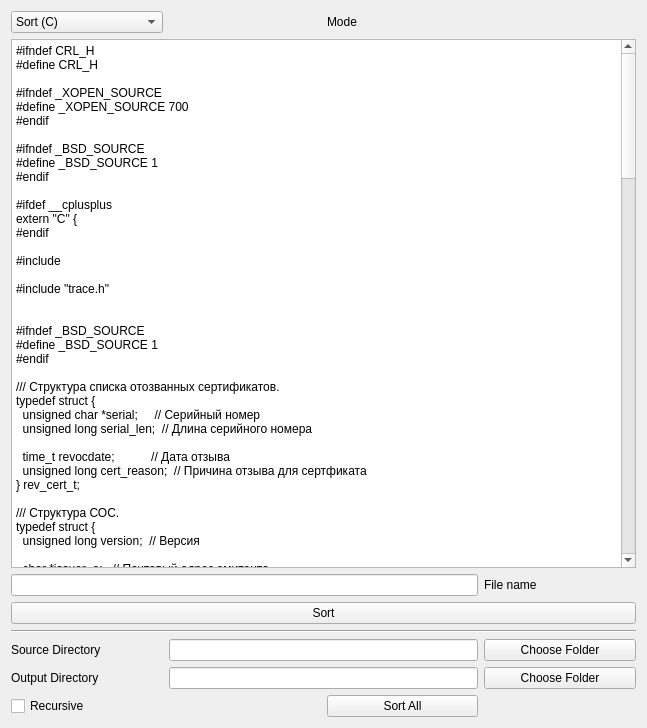
Qt form mainwindow.ui (VoreWind/ClassMethodSorter) before a commit.
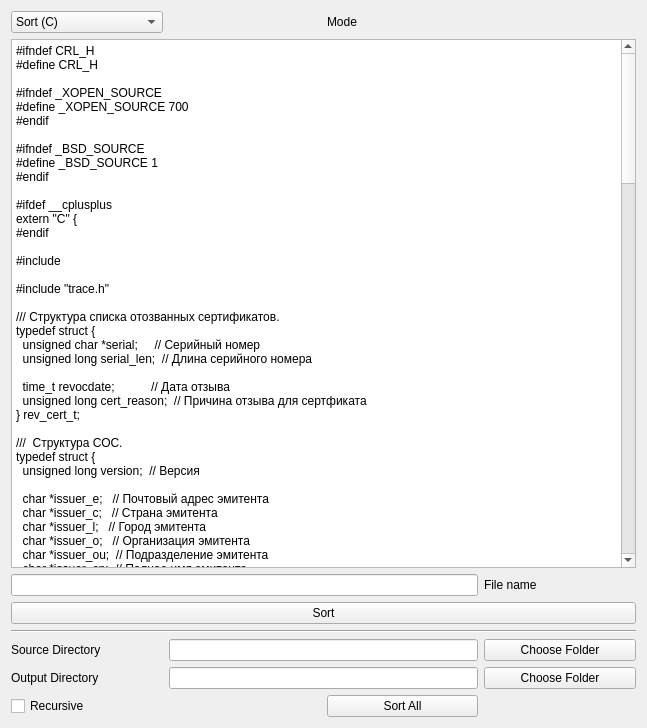
The same form after that commit.

```diff
--- a/mainwindow.ui
+++ b/mainwindow.ui
@@ -115,11 +115,6 @@
 
 #include &quot;trace.h&quot;
 
-
-#ifndef _BSD_SOURCE
-#define _BSD_SOURCE 1
-#endif
-
 /// Структура списка отозванных сертификатов.
 typedef struct {
   unsigned char *serial;     // Серийный номер
@@ -129,7 +124,7 @@
   unsigned long cert_reason;  // Причина отзыва для сертфиката
 } rev_cert_t;
 
-/// Структура СОС.
+///  Структура СОС.
 typedef struct {
   unsigned long version;  // Версия
 
@@ -161,35 +156,35 @@
 
 } crl_t;
 
-/// \param   *crl_exts структура расширений СОС.
-/// \brief   Очищает структуру списка отозванных сертификатов.
+/*!\param   *crl_exts структура расширений СОС
+ * \brief   Очищает структуру списка отозванных сертификатов */
 void free_crl_ext(cert_ext_t *crl_exts);
 
-/// \param   *rev_cert структура списка отозванных сертификатов.
-/// \brief   Очищает структуру списка отозванных сертификатов.
+/*!\param   *rev_cert структура списка отозванных сертификатов
+ * \brief   Очищает структуру списка отозванных сертификатов */
 void free_rev_cert(rev_cert_t *rev_cert);
 
-/// \param   *crl структура списка отозванных сертификатов.
-/// \brief   Очищает структуру списка отозванных сертификатов.
+/*!\param   *crl структура списка отозванных сертификатов
+ * \brief   Очищает структуру списка отозванных сертификатов */
 void free_crl(crl_t *crl);
 
-/// \param   *digital_crl двоичный СОС.
-/// \param   digital_crl_size длина СОС.
-/// \param   *crl структура разобранного СОС.
-/// \return  0 в случае успеха, иначе код ошибки.
-/// \brief   Раскодрует СОС и заполняет структуру СОС.
+/*!\param   *digital_crl двоичный СОС
+ * \param   digital_crl_size длина СОС
+ * \param   *crl структура разобранного СОС
+ * \return  0 в случае успеха, иначе код ошибки
+ * \brief   Раскодрует СОС и заполняет структуру СОС*/
 int parse_crl(const unsigned char *digital_crl,
               size_t digital_crl_size,
               crl_t *crl);
 
-/// \param   *digital_crl двоичный СОС.
-/// \param   digital_crl_size длина СОС.
-/// \param   **signature подпись.
-/// \param   *signature_size длина подписи.
-/// \param   **crl_verify_blob двоичная часть проверяемого СОС.
-/// \param   *crl_verify_blob_size длина части проверяемого СОС.
-/// \return  0 в случае успеха, иначе код ошибки.
-/// \brief   Получает проверяемую часть и подпис СОС.
+/*!\param   *digital_crl двоичный СОС
+ * \param   digital_crl_size длина СОС
+ * \param   **signature подпись
+ * \param   *signature_size длина подписи
+ * \param   **crl_verify_blob двоичная часть проверяемого СОС
+ * \param   *crl_verify_blob_size длина части проверяемого СОС
+ * \return  0 в случае успеха, иначе код ошибки
+ * \brief   Получает проверяемую часть и подпис СОС*/
 int get_tbs_crl(const unsigned char *digial_crl,
                 size_t digital_crl_size,
                 unsigned char **signature,
@@ -197,28 +192,28 @@
                 unsigned char **crl_verify_blob,
                 size_t *crl_verify_blob_size);
 
-/// \param   *digital_cert двоичная часть сертификата.
-/// \param   digital_cert_size длина двоичной части сертификата.
-/// \param   *crl структура СОС.
-/// \param   **tbs_crl_blob двоичная часть СОС.
-/// \param   *tbs_crl_blob_size длина двоичной части СОС.
-/// \return  0 в случае успеха, иначе код ошибки.
-/// \brief   Cоздает подписываемую часть СОС.
+/*!\param   *digital_cert двоичная часть сертификата
+ * \param   digital_cert_size длина двоичной части сертификата
+ * \param   *crl структура СОС
+ * \param   **tbs_crl_blob двоичная часть СОС
+ * \param   *tbs_crl_blob_size длина двоичной части СОС
+ * \return  0 в случае успеха, иначе код ошибки
+ * \brief   Cоздает подписываемую часть СОС*/
 int create_tbs_crl(const unsigned char *digital_cert,
                    size_t digital_cert_size,
                    crl_t *crl,
                    unsigned char **tbs_crl_blob,
                    size_t *tbs_crl_blob_size);
 
-/// \param   *digital_cert двоичная часть сертификата.
-/// \param   digital_cert_size длина двоичной части сертификата.
-/// \param   *crl структура СОС.
-/// \param   *signature подпись.
-/// \param   signature_size длина подписи.
-/// \param   **digital_crl двоичная часть СОС.
-/// \param   *digital_crl_size длина двоичной части СОС.
-/// \return  0 в случае успеха, иначе код ошибки.
-/// \brief   Cоздает СОС с добавлением подписи над TBS базой СОС.
+/*!\param   *digital_cert двоичная часть сертификата
+ * \param   digital_cert_size длина двоичной части сертификата
+ * \param   *crl структура СОС
+ * \param   *signature подпись
+ * \param   signature_size длина подписи
+ * \param   **digital_crl двоичная часть СОС
+ * \param   *digital_crl_size длина двоичной части СОС
+ * \return  0 в случае успеха, иначе код ошибки
+ * \brief   Cоздает СОС с добавлением подписи над TBS базой СОС*/
 int create_crl(const unsigned char *digital_cert,
                size_t digital_cert_size,
                crl_t *crl,
@@ -227,12 +222,12 @@
                unsigned char **digital_crl,
                size_t *digital_crl_size);
 
-/// \param   *ctx контекст для АСН структуры.
-/// \param   *digital_cert двоичная часть сертификата.
-/// \param   digital_cert_size длина двоичной части сертификата.
-/// \param   *crl структура СОС.
-/// \return  0 в случае успеха, иначе код ошибки.
-/// \brief   Записывает данные в АСН структуру СОС.
+/*!\param   *ctx контекст для АСН структуры
+ * \param   *digital_cert двоичная часть сертификата
+ * \param   digital_cert_size длина двоичной части сертификата
+ * \param   *crl структура СОС
+ * \return  0 в случае успеха, иначе код ошибки
+ * \brief   Записывает данные в АСН структуру СОС*/
 int make_tbs_crl(void *ctx_ptr,
                  const unsigned char *digital_cert,
                  size_t digital_cert_size,
```
